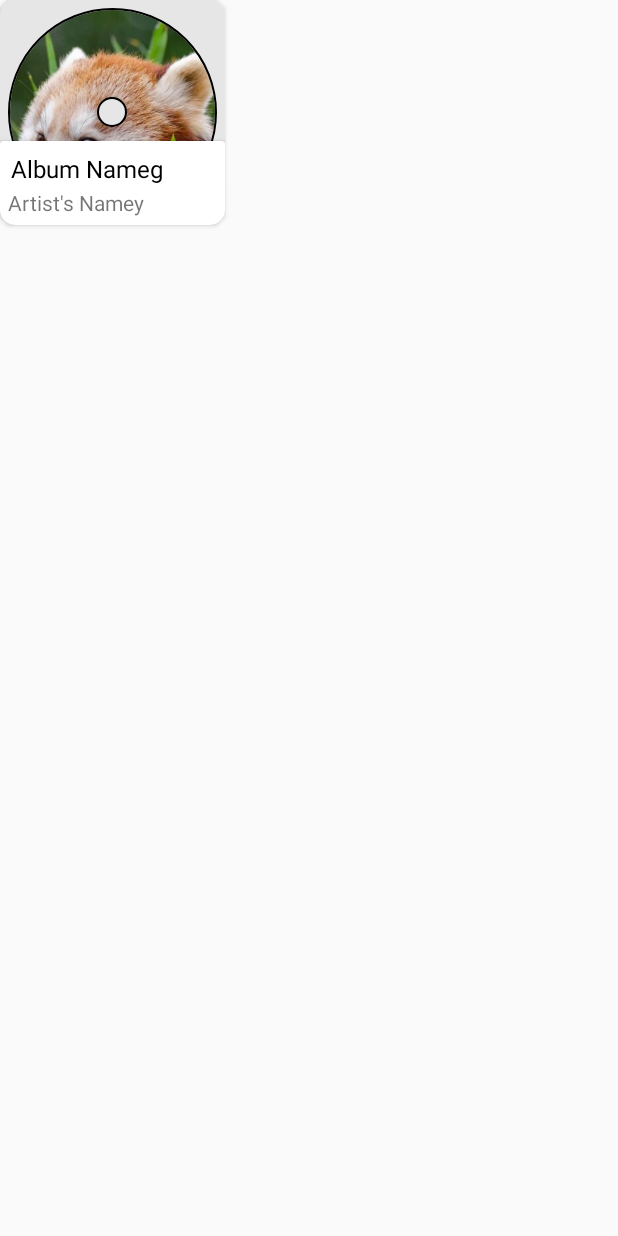
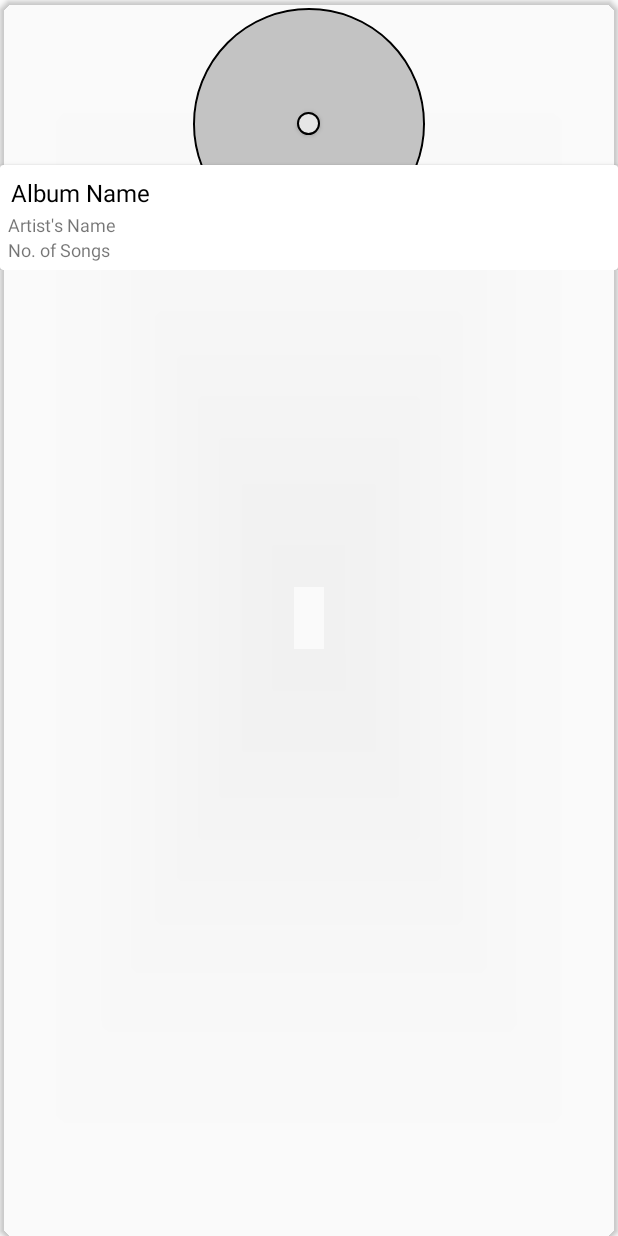
Before and after one commit to SS-AH-IB/SAIPlayer, an Android app: the layout album_cell.xml on its own in the app's theme, with its tools: preview values and no code run, on a phone screen of 412 x 824 dp. Run offline under Robolectric (Android 15) with nearby library versions, the phone set to English and light mode, and no system bars.

```diff
--- a/app/src/main/java/com/sai/triode/saiplayer/AlbumFragment.java
+++ b/app/src/main/java/com/sai/triode/saiplayer/AlbumFragment.java
@@ -7,6 +7,7 @@ import android.support.v4.app.Fragment;
 import android.view.LayoutInflater;
 import android.view.View;
 import android.view.ViewGroup;
+import android.widget.AbsListView;
 import android.widget.ArrayAdapter;
 import android.widget.BaseAdapter;
 import android.widget.GridView;
@@ -40,7 +41,7 @@ public class AlbumFragment extends Fragment {
         ArrayList<String> allAlbums=new ArrayList<>();
         allAlbums=getMusic.getAlbums(allAlbums,getActivity().getContentResolver());
         GridView gridView=(GridView)view.findViewById(R.id.album_grid);
-        AlbumAdapter albumAdapter=new AlbumAdapter(getContext(),R.layout.album_cell,allAlbums);
+        final AlbumAdapter albumAdapter=new AlbumAdapter(getContext(),R.layout.album_cell,allAlbums);
         gridView.setAdapter(albumAdapter);
     }
 }
--- a/app/src/main/java/com/sai/triode/saiplayer/MainActivity.java
+++ b/app/src/main/java/com/sai/triode/saiplayer/MainActivity.java
@@ -34,6 +34,7 @@ public class MainActivity extends FragmentActivity implements View.OnClickListen
     AlbumFragment albumFragment;
     FolderFragment folderFragment;
     boolean isPermissionGranted=false;
+
     @Override
     protected void onCreate(Bundle savedInstanceState) {
         super.onCreate(savedInstanceState);
--- a/app/src/main/res/layout/album_cell.xml
+++ b/app/src/main/res/layout/album_cell.xml
@@ -2,27 +2,41 @@
 <android.support.v7.widget.CardView xmlns:android="http://schemas.android.com/apk/res/android"
     xmlns:app="http://schemas.android.com/apk/res-auto"
     android:orientation="vertical"
-    android:layout_width="150dp"
-    android:layout_height="150dp"
+    android:layout_width="match_parent"
+    android:layout_height="match_parent"
     app:cardCornerRadius="10dp"
-    app:cardBackgroundColor="#e6e6e6">
+    app:cardBackgroundColor="@android:color/transparent">
     <RelativeLayout
         android:layout_width="match_parent"
-        android:layout_height="150dp">
+        android:layout_height="180dp">
+        <RelativeLayout
+            android:layout_width="match_parent"
+            android:layout_height="match_parent"
+            android:layout_marginBottom="20dp"
+            android:layout_marginTop="5dp"
+            android:layout_marginLeft="5dp"
+            android:layout_marginRight="5dp">
             <Button
-            android:layout_width="20dp"
-            android:layout_height="20dp"
+                android:layout_width="15dp"
+                android:layout_height="15dp"
                 android:layout_centerInParent="true"
                 android:background="@drawable/round"/>
             <de.hdodenhof.circleimageview.CircleImageView
                 android:layout_width="match_parent"
                 android:layout_height="match_parent"
-            android:layout_margin="5dp"
-            android:src="@drawable/s"
+                android:src="@drawable/blank"
+                android:scaleType="centerCrop"
+                app:civ_border_color="#000"
+                app:civ_border_width="1dp"/>
+            <de.hdodenhof.circleimageview.CircleImageView
+                android:layout_width="match_parent"
+                android:layout_height="match_parent"
+                android:src="@null"
                 android:scaleType="centerCrop"
                 android:id="@+id/album_art"
                 app:civ_border_color="#000"
                 app:civ_border_width="1dp"/>
+        </RelativeLayout>
         <android.support.v7.widget.CardView
             android:layout_width="match_parent"
             android:layout_height="wrap_content"
@@ -36,7 +50,7 @@
                     android:layout_width="match_parent"
                     android:layout_height="wrap_content"
                     android:maxLines="1"
-                    android:text="Album Nameg"
+                    android:text="Album Name"
                     android:padding="2dp"
                     android:textColor="#000"
                     android:textSize="16sp"
@@ -45,9 +59,18 @@
                     android:layout_width="match_parent"
                     android:layout_height="wrap_content"
                     android:maxLines="1"
-                    android:text="Artist's Namey"
-                    android:id="@+id/artist_name"/>
+                    android:text="Artist's Name"
+                    android:id="@+id/artist_name"
+                    android:textSize="12sp"/>
+                <TextView
+                    android:layout_width="match_parent"
+                    android:layout_height="wrap_content"
+                    android:maxLines="1"
+                    android:text="No. of Songs"
+                    android:textSize="12sp"
+                    android:id="@+id/numSongs"/>
             </LinearLayout>
+
         </android.support.v7.widget.CardView>
     </RelativeLayout>
 </android.support.v7.widget.CardView>
--- a/app/src/main/res/layout/fragment_album.xml
+++ b/app/src/main/res/layout/fragment_album.xml
@@ -9,11 +9,12 @@
         android:layout_height="match_parent"
         android:padding="5dp"
         android:numColumns="2"
-        android:clipToPadding="false"
         android:clipChildren="false"
         android:stretchMode="columnWidth"
         android:id="@+id/album_grid"
         android:horizontalSpacing="5dp"
-        android:verticalSpacing="5dp">
+        android:smoothScrollbar="true"
+        android:verticalSpacing="15dp"
+        android:scrollbars="none">
     </GridView>
 </FrameLayout>
--- a/app/src/main/res/layout/fragment_no_permission.xml
+++ b/app/src/main/res/layout/fragment_no_permission.xml
@@ -3,6 +3,7 @@
     android:layout_width="match_parent"
     android:layout_height="match_parent"
     android:fitsSystemWindows="true"
+    android:background="#fff"
     tools:context="com.sai.triode.saiplayer.NoPermissionFragment">
 
     <LinearLayout
@@ -16,8 +17,7 @@
             android:layout_height="wrap_content"
             android:text="Permission required to view files"
             android:textSize="18sp"
-            android:layout_gravity="center_horizontal"
-            />
+            android:layout_gravity="center_horizontal"/>
         <Button
             android:layout_width="wrap_content"
             android:layout_height="wrap_content"
@@ -27,5 +27,4 @@
             android:layout_margin="20dp"
             android:id="@+id/permission"/>
     </LinearLayout>
-
 </FrameLayout>
```
Also changed, not shown: app/src/main/java/com/sai/triode/saiplayer/AlbumAdapter.java (+56 -22 lines), app/src/main/java/com/sai/triode/saiplayer/GetMusic.java (+4 -3 lines), app/src/main/java/com/sai/triode/saiplayer/MyAsynctask.java (added, +41 -0 lines), app/src/main/res/drawable/blank.png (added). Lines whose indentation alone changed are shown as unchanged.
